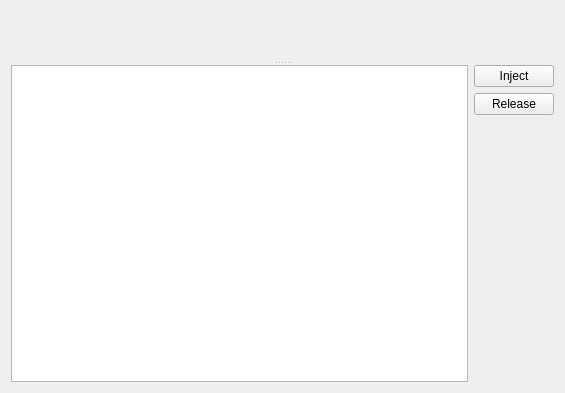
Qt form src/plugins/popishu/editorpage.ui (0xd34df00d/leechcraft) before a commit.
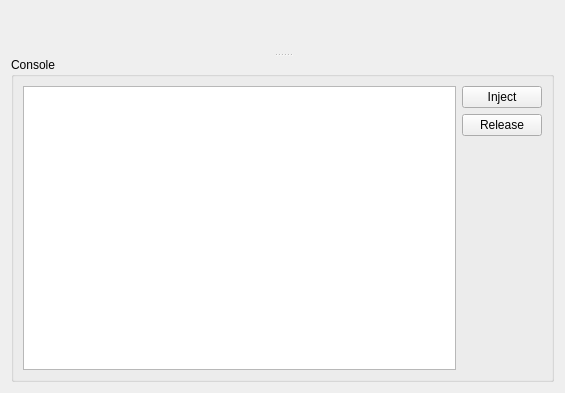
The same form after that commit. Custom widgets are drawn as their Qt base class.

Commit message: Popishu: better show/hide.

```diff
--- a/src/plugins/popishu/editorpage.ui
+++ b/src/plugins/popishu/editorpage.ui
@@ -13,7 +13,7 @@
   <property name="windowTitle">
    <string/>
   </property>
-  <layout class="QVBoxLayout" name="verticalLayout_2">
+  <layout class="QVBoxLayout" name="verticalLayout_3">
    <item>
     <widget class="QSplitter" name="Splitter_">
      <property name="orientation">
@@ -27,7 +27,12 @@
        <string/>
       </property>
      </widget>
-     <widget class="QWidget" name="layoutWidget">
+     <widget class="QGroupBox" name="ConsoleBox_">
+      <property name="title">
+       <string>Console</string>
+      </property>
+      <layout class="QVBoxLayout" name="verticalLayout_2">
+       <item>
       <layout class="QHBoxLayout" name="horizontalLayout">
        <item>
         <widget class="QPlainTextEdit" name="Console_"/>
@@ -60,6 +65,8 @@
             </size>
            </property>
           </spacer>
+           </item>
+          </layout>
          </item>
         </layout>
        </item>
```
Lines whose indentation alone changed are shown as unchanged. The commit also changes 1 other file.
